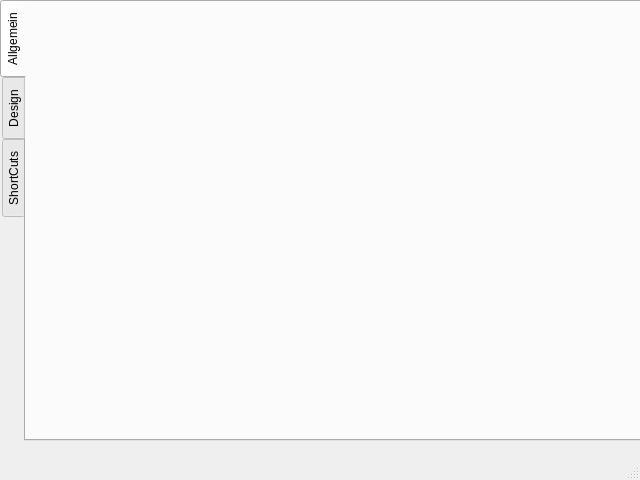
First picture: the form in code/src/main/resources/base/ui/settings_window.ui, repository felixdittrich92/mission-uncuttable, before the edit.
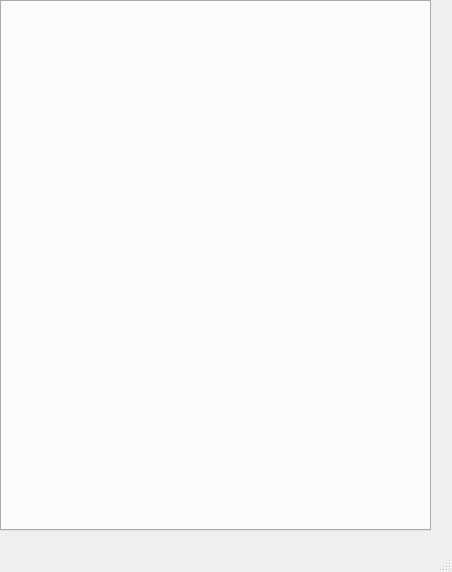
Second picture: the form after the edit.

Commit message: displaying settings works

```diff
--- a/code/src/main/resources/base/ui/settings_window.ui
+++ b/code/src/main/resources/base/ui/settings_window.ui
@@ -6,8 +6,8 @@
    <rect>
     <x>0</x>
     <y>0</y>
-    <width>640</width>
-    <height>480</height>
+    <width>452</width>
+    <height>572</height>
    </rect>
   </property>
   <property name="windowTitle">
@@ -19,8 +19,8 @@
      <rect>
       <x>0</x>
       <y>0</y>
-      <width>641</width>
-      <height>441</height>
+      <width>431</width>
+      <height>531</height>
      </rect>
     </property>
     <property name="tabPosition">
@@ -29,21 +29,6 @@
     <property name="currentIndex">
      <number>0</number>
     </property>
-    <widget class="QWidget" name="tab">
-     <attribute name="title">
-      <string>Allgemein</string>
-     </attribute>
-    </widget>
-    <widget class="QWidget" name="tab_2">
-     <attribute name="title">
-      <string>Design</string>
-     </attribute>
-    </widget>
-    <widget class="QWidget" name="tab_3">
-     <attribute name="title">
-      <string>ShortCuts</string>
-     </attribute>
-    </widget>
    </widget>
   </widget>
   <widget class="QMenuBar" name="menubar">
```
Left out of the diff: 4 changed lines with no effect on the pictures. The commit also changes 3 other files.
